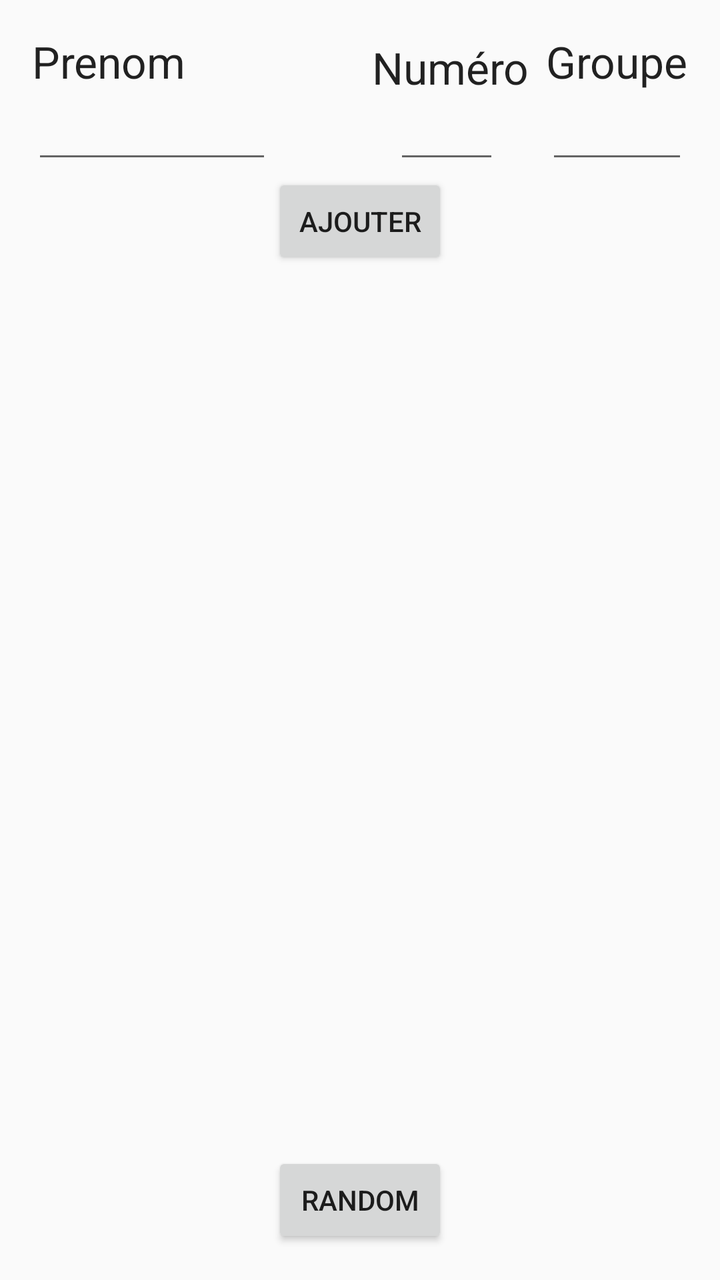
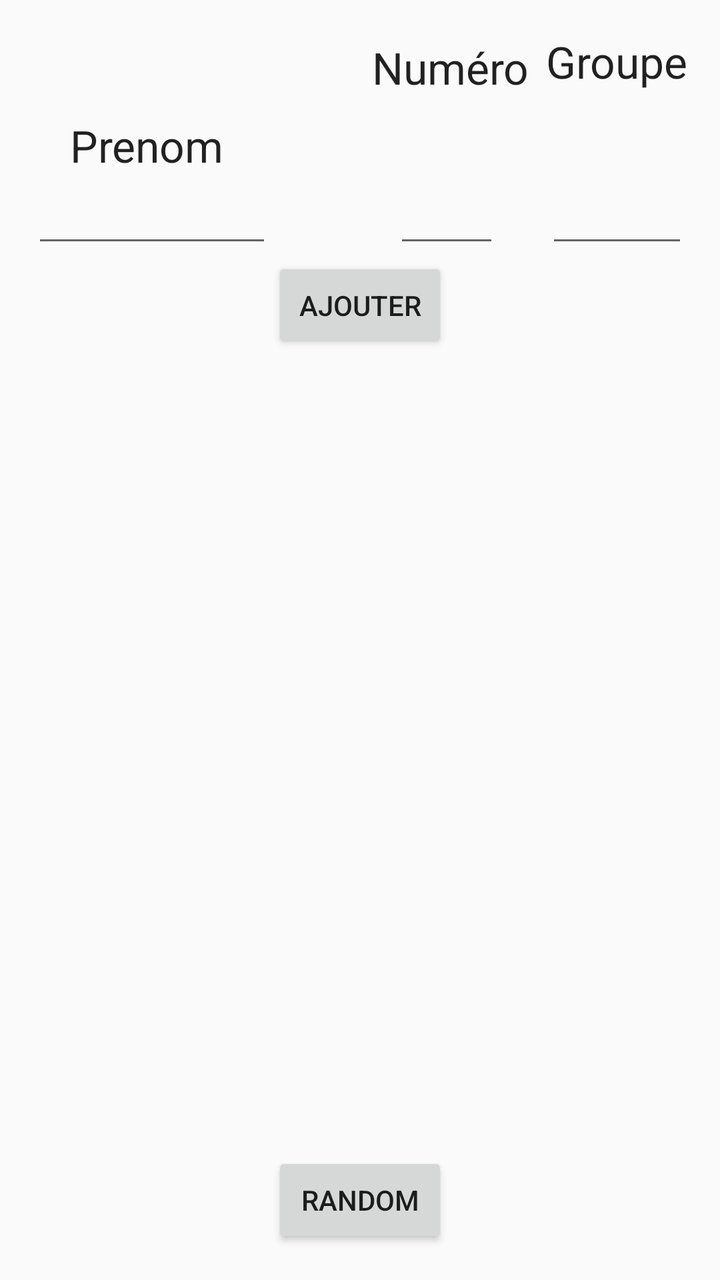

Two renders of the same Android screen: before a commit and after it. Below are the layout's source before the change and the commit's diff.
<!-- AndroidManifest.xml: application theme AppTheme -->
<!-- res/layout/activity_main.xml -->
<?xml version="1.0" encoding="utf-8"?>
<RelativeLayout xmlns:android="http://schemas.android.com/apk/res/android"
    xmlns:tools="http://schemas.android.com/tools"
    android:layout_width="match_parent"
    android:layout_height="match_parent"
    android:paddingBottom="@dimen/activity_vertical_margin"
    android:paddingLeft="@dimen/activity_horizontal_margin"
    android:paddingRight="@dimen/activity_horizontal_margin"
    android:paddingTop="@dimen/activity_vertical_margin"
    tools:context="com.example.dylan.randomnoel.MainActivity">

    <Button
        android:layout_width="wrap_content"
        android:layout_height="wrap_content"
        android:text="Ajouter"
        android:id="@+id/valider"
        android:layout_below="@+id/nom"
        android:layout_centerHorizontal="true"
        android:onClick="ajouter"/>

    <ListView
        android:layout_width="wrap_content"
        android:layout_height="wrap_content"
        android:id="@+id/listeNoms"
        android:layout_alignParentEnd="true"
        android:layout_below="@+id/valider"
        android:layout_above="@+id/random" />

    <Button
        android:id="@+id/random"
        android:layout_width="wrap_content"
        android:layout_height="wrap_content"
        android:layout_alignParentBottom="true"
        android:layout_alignStart="@+id/valider"
        android:text="Random" />

    <TextView
        android:layout_width="wrap_content"
        android:layout_height="wrap_content"
        android:textAppearance="?android:attr/textAppearanceLarge"
        android:text="Prenom"
        android:id="@+id/textView"
        android:layout_alignParentTop="true"
        android:layout_alignParentStart="true" />

    <TextView
        android:id="@+id/textView2"
        android:layout_width="wrap_content"
        android:layout_height="wrap_content"
        android:layout_alignParentStart="true"
        android:layout_alignParentTop="true"
        android:layout_marginStart="170dp"
        android:layout_marginTop="3dp"
        android:text="Numéro"
        android:textAppearance="?android:attr/textAppearanceLarge" />

    <TextView
        android:layout_width="wrap_content"
        android:layout_height="wrap_content"
        android:textAppearance="?android:attr/textAppearanceLarge"
        android:text="Groupe"
        android:id="@+id/textView3"
        android:layout_alignParentTop="true"
        android:layout_alignParentEnd="true" />

    <EditText
        android:layout_width="wrap_content"
        android:layout_height="wrap_content"
        android:id="@+id/nom"
        android:layout_below="@+id/textView"
        android:layout_alignParentStart="true"
        android:layout_toStartOf="@+id/valider" />

    <EditText
        android:id="@+id/numero"
        android:layout_width="wrap_content"
        android:layout_height="wrap_content"
        android:layout_alignParentStart="true"
        android:layout_below="@+id/textView"
        android:layout_marginEnd="-114dp"
        android:layout_marginStart="181dp"
        android:layout_toStartOf="@+id/valider" />

    <EditText
        android:layout_width="wrap_content"
        android:layout_height="wrap_content"
        android:inputType="number"
        android:ems="10"
        android:id="@+id/groupe"
        android:layout_alignBottom="@+id/nom"
        android:layout_alignParentEnd="true"
        android:layout_alignStart="@+id/textView3" />

</RelativeLayout>
<!-- resources referenced by this layout -->
<resources>
  <dimen name="activity_horizontal_margin">16dp</dimen>
  <dimen name="activity_vertical_margin">16dp</dimen>
  <style name="AppTheme" parent="Theme.AppCompat.Light.DarkActionBar">
          
          <item name="colorPrimary">@color/colorPrimary</item>
          <item name="colorPrimaryDark">@color/colorPrimaryDark</item>
          <item name="colorAccent">@color/colorAccent</item>
      </style>
  <color name="colorPrimary">#3F51B5</color>
  <color name="colorPrimaryDark">#303F9F</color>
  <color name="colorAccent">#FF4081</color>
</resources>

<!-- the commit's change to res/layout/activity_main.xml (unified diff, before → after) -->
@@ -8,6 +8,13 @@
     android:paddingRight="@dimen/activity_horizontal_margin"
     android:paddingTop="@dimen/activity_vertical_margin"
     tools:context="com.example.dylan.randomnoel.MainActivity">
+
+    <QuickContactBadge
+        android:id="@+id/quickbadge"
+        android:layout_width="wrap_content"
+        android:layout_height="wrap_content"
+        android:scaleType="centerCrop" />
+
 
     <Button
         android:layout_width="wrap_content"
@@ -35,13 +42,15 @@
         android:text="Random" />
 
     <TextView
+        android:id="@+id/textView"
         android:layout_width="wrap_content"
         android:layout_height="wrap_content"
-        android:textAppearance="?android:attr/textAppearanceLarge"
+        android:layout_alignParentStart="true"
+        android:layout_alignParentTop="true"
+        android:layout_marginStart="19dp"
+        android:layout_marginTop="42dp"
         android:text="Prenom"
-        android:id="@+id/textView"
-        android:layout_alignParentTop="true"
-        android:layout_alignParentStart="true" />
+        android:textAppearance="?android:attr/textAppearanceLarge" />
 
     <TextView
         android:id="@+id/textView2"
